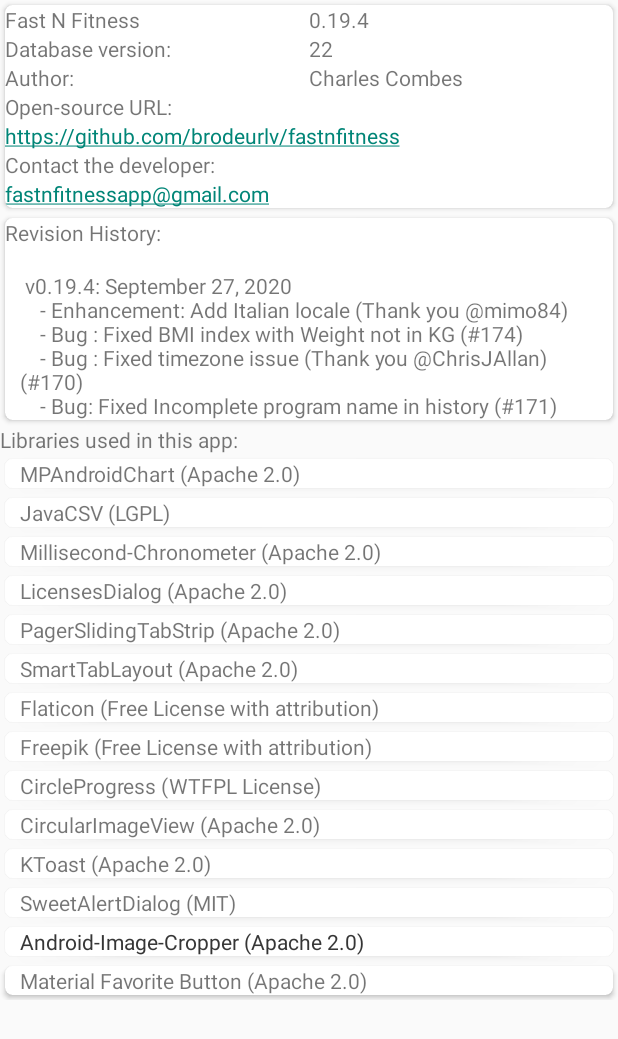
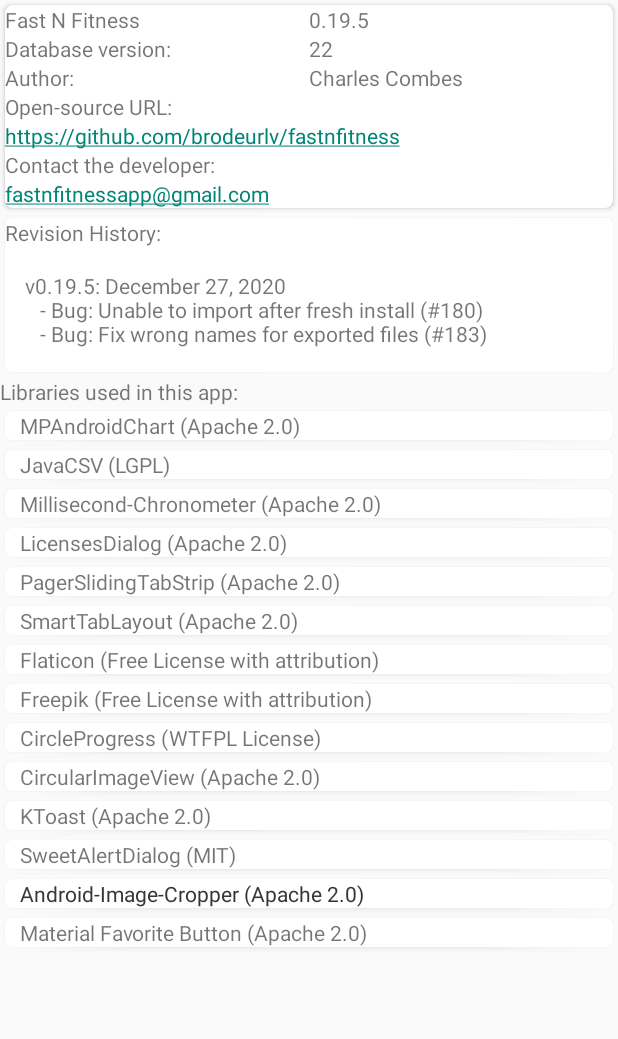
Before and after one commit to moon920830/fastnfitness, an Android app: the fragment AboutFragment shown on its own in the app's theme, on a phone screen of 412 x 824 dp. Shown: the top 1039 px of the screen. Run offline under Robolectric (Android 15) with nearby library versions, the light colour scheme and no system bars; libraries missing offline, so code that uses them is left out: de.psdev.licensesdialog; 1 statement that could not run was skipped.

Commit message:
Fixed #180

```diff
--- a/app/build.gradle
+++ b/app/build.gradle
@@ -8,8 +8,8 @@
         applicationId "com.easyfitness"
         minSdkVersion 21
         targetSdkVersion 29
-        versionCode 50
-        versionName "0.19.4"
+        versionCode 51
+        versionName "0.19.5"
 
         vectorDrawables.useSupportLibrary = true
     }
--- a/app/src/main/res/values/about.xml
+++ b/app/src/main/res/values/about.xml
@@ -1,6 +1,6 @@
 <?xml version="1.0" encoding="utf-8"?>
 <resources xmlns:tools="http://schemas.android.com/tools" tools:ignore="MissingTranslation">
-    <string name="app_version" translatable="false">0.19.4</string>
+    <string name="app_version" translatable="false">0.19.5</string>
     <string name="database_version_label" translatable="false">Database version: </string>
     <string name="author_label">Author: </string>
     <string name="author" translatable="false">Charles Combes</string>
@@ -10,11 +10,9 @@
     <string name="email_url" translatable="false">fastnfitnessapp@gmail.com</string>
     <string name="revision_history_label" translatable="false">Revision History: </string>
     <string name="revision_history" translatable="false">\n
-v0.19.4: September 27, 2020\n
-\t- Enhancement: Add Italian locale (Thank you @mimo84)\n
-\t- Bug : Fixed BMI index with Weight not in KG (#174)\n
-\t- Bug : Fixed timezone issue (Thank you @ChrisJAllan) (#170)\n
-\t- Bug: Fixed Incomplete program name in history (#171)
+v0.19.5: December 27, 2020\n
+        \t- Bug: Unable to import after fresh install (#180)\n
+        \t- Bug: Fix wrong names for exported files (#183)\n
 	</string>
     <string name="thanks_label" translatable="false">Libraries used in this app: </string>
     <string name="MPAndroidChart_content" translatable="false">MPAndroidChart (Apache 2.0)</string>
```
Also changed, not shown: app/src/main/java/com/easyfitness/MainActivity.java (+41 -24 lines).
